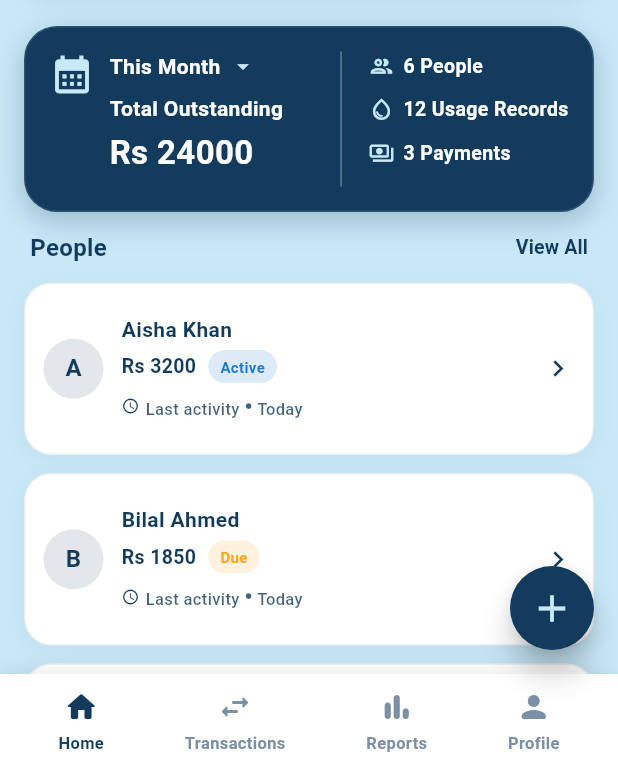
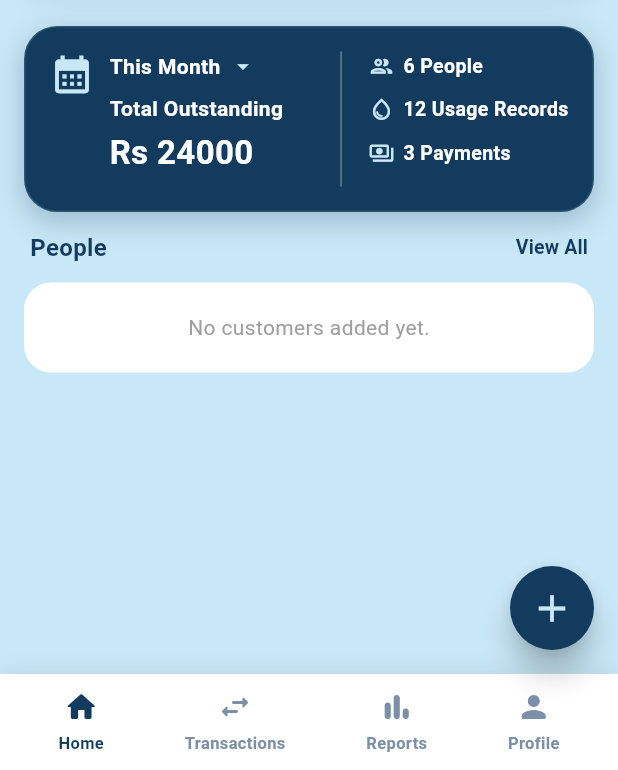
Before and after one commit to digitalirastudio/tube-well, a Flutter app: the screen it shows once a user with an empty profile is signed in, on a phone screen of 412 x 824 dp, the part 466-1236 px from its top. Run offline on Flutter 3.47's test engine with Material 3 defaults, Android fonts, the light colour scheme and no system bars; our stand-ins replace firebase_auth, firebase_core, firebase_database; accounts and stored records are empty.

Commit message:
Link payments to customers

```diff
--- a/lib/Screens/home_screen.dart
+++ b/lib/Screens/home_screen.dart
@@ -6,6 +6,8 @@ import 'package:tube_well/Screens/transaction_screen.dart';
 import 'package:tube_well/core/profile_avatar.dart';
 import 'package:tube_well/Screens/add_customer_screen.dart';
 import 'package:tube_well/Screens/customer_details.dart';
+import 'package:tube_well/Services/database_service.dart';
+import 'package:firebase_database/firebase_database.dart';
 
 class HomeScreen extends StatefulWidget {
   const HomeScreen({super.key});
@@ -15,11 +17,13 @@ class HomeScreen extends StatefulWidget {
 }
 
 class _PeopleTile extends StatelessWidget {
+  final String customerId;
   final String name;
   final String amount;
   final String badge;
 
   const _PeopleTile({
+    required this.customerId,
     required this.name,
     required this.amount,
     required this.badge,
@@ -40,7 +44,20 @@ class _PeopleTile extends StatelessWidget {
   Widget build(BuildContext context) {
     final badgeColor = _badgeColor();
 
-    return Padding(
+    return InkWell(
+      borderRadius: BorderRadius.circular(14),
+      onTap: () {
+        Navigator.push(
+          context,
+          MaterialPageRoute(
+            builder: (context) => CustomerDetailsScreen(
+              customerId: customerId,
+              customerName: name,
+            ),
+          ),
+        );
+      },
+      child: Padding(
         padding: const EdgeInsets.symmetric(vertical: 8),
         child: Row(
           children: [
@@ -70,7 +87,6 @@ class _PeopleTile extends StatelessWidget {
                   ),
                   const SizedBox(height: 4),
                   Row(
-                  crossAxisAlignment: CrossAxisAlignment.center,
                     children: [
                       Text(
                         amount,
@@ -110,34 +126,12 @@ class _PeopleTile extends StatelessWidget {
                         color: Color(0xFF123B5D),
                       ),
                       const SizedBox(width: 4),
-                    Text.rich(
-                      TextSpan(
-                        children: [
-                          TextSpan(
-                            text: 'Last activity ',
+                      Text(
+                        'Last activity • Today',
                         style: TextStyle(
                           fontSize: 11,
-                              color: Color(0xFF123B5D).withValues(alpha: 0.8),
+                          color: const Color(0xFF123B5D).withValues(alpha: 0.8),
                           fontWeight: FontWeight.w500,
-                            ),
-                          ),
-                          TextSpan(
-                            text: '•',
-                            style: TextStyle(
-                              fontSize: 16,
-                              color: Color(0xFF123B5D).withValues(alpha: 0.8),
-                              fontWeight: FontWeight.bold,
-                            ),
-                          ),
-                          TextSpan(
-                            text: ' Today',
-                            style: TextStyle(
-                              fontSize: 11,
-                              color: Color(0xFF123B5D).withValues(alpha: 0.8),
-                              fontWeight: FontWeight.w500,
-                            ),
-                          ),
-                        ],
                         ),
                       ),
                     ],
@@ -148,6 +142,7 @@ class _PeopleTile extends StatelessWidget {
             const SizedBox(width: 10),
             const Icon(Icons.chevron_right, size: 22, color: Color(0xFF123B5D)),
           ],
+        ),
       ),
     );
   }
@@ -767,13 +762,7 @@ class _HomeScreenState extends State<HomeScreen> {
                       ),
                       TextButton(
                         onPressed: () {
-                          Navigator.push(
-                            context,
-                            MaterialPageRoute(
-                              builder: (context) =>
-                                  const CustomerDetailsScreen(),
-                            ),
-                          );
+                          // Customer list is now shown below.
                         },
                         style: TextButton.styleFrom(
                           padding: EdgeInsets.zero,
@@ -793,18 +782,77 @@ class _HomeScreenState extends State<HomeScreen> {
                   ),
                 ),
                 const SizedBox(height: 12),
-                Container(
+                StreamBuilder<DatabaseEvent>(
+                  stream: DatabaseService().userDatabase
+                      .child('customers')
+                      .onValue,
+                  builder: (context, snapshot) {
+                    if (snapshot.connectionState == ConnectionState.waiting) {
+                      return const Padding(
+                        padding: EdgeInsets.all(20),
+                        child: Center(child: CircularProgressIndicator()),
+                      );
+                    }
+
+                    if (snapshot.hasError) {
+                      return const Padding(
+                        padding: EdgeInsets.all(20),
+                        child: Center(
+                          child: Text(
+                            'Unable to load customers.',
+                            style: TextStyle(color: Colors.grey, fontSize: 14),
+                          ),
+                        ),
+                      );
+                    }
+
+                    final data = snapshot.data?.snapshot.value;
+
+                    if (data == null) {
+                      return Container(
+                        width: double.infinity,
+                        padding: const EdgeInsets.all(20),
+                        decoration: BoxDecoration(
+                          color: Colors.white,
+                          borderRadius: BorderRadius.circular(18),
+                        ),
+                        child: const Center(
+                          child: Text(
+                            'No customers added yet.',
+                            style: TextStyle(color: Colors.grey, fontSize: 14),
+                          ),
+                        ),
+                      );
+                    }
+
+                    final customers = Map<String, dynamic>.from(data as Map);
+
+                    return Column(
+                      children: customers.entries.map((entry) {
+                        final customerId = entry.key;
+                        final customer = Map<String, dynamic>.from(
+                          entry.value as Map,
+                        );
+
+                        final name =
+                            customer['name']?.toString() ?? 'Unknown Customer';
+
+                        return Padding(
+                          padding: const EdgeInsets.only(bottom: 12),
+                          child: Container(
                             width: double.infinity,
                             padding: const EdgeInsets.all(12),
                             decoration: BoxDecoration(
                               color: Colors.white,
                               borderRadius: BorderRadius.circular(18),
                               border: Border.all(
-                      color: const Color(0xFF123B5D).withValues(alpha: 0.08),
+                                color: const Color(0xFF123B5D)
+                                    .withValues(alpha: 0.08),
                               ),
                               boxShadow: [
                                 BoxShadow(
-                        color: const Color(0xFF123B5D).withValues(alpha: 0.06),
+                                  color: const Color(0xFF123B5D)
+                                      .withValues(alpha: 0.06),
                                   blurRadius: 12,
                                   spreadRadius: 0,
                                   offset: const Offset(0, 4),
@@ -812,60 +860,16 @@ class _HomeScreenState extends State<HomeScreen> {
                               ],
                             ),
                             child: _PeopleTile(
-                    name: 'Aisha Khan',
-                    amount: 'Rs 3200',
+                              customerId: customerId,
+                              name: name,
+                              amount: 'Rs 0',
                               badge: 'Active',
                             ),
                           ),
-                const SizedBox(height: 12),
-                Container(
-                  width: double.infinity,
-                  padding: const EdgeInsets.all(12),
-                  decoration: BoxDecoration(
-                    color: Colors.white,
-                    borderRadius: BorderRadius.circular(18),
-                    border: Border.all(
-                      color: const Color(0xFF123B5D).withValues(alpha: 0.08),
-                    ),
-                    boxShadow: [
-                      BoxShadow(
-                        color: const Color(0xFF123B5D).withValues(alpha: 0.06),
-                        blurRadius: 12,
-                        spreadRadius: 0,
-                        offset: const Offset(0, 4),
-                      ),
-                    ],
-                  ),
-                  child: _PeopleTile(
-                    name: 'Bilal Ahmed',
-                    amount: 'Rs 1850',
-                    badge: 'Due',
-                  ),
-                ),
-                const SizedBox(height: 12),
-                Container(
-                  width: double.infinity,
-                  padding: const EdgeInsets.all(12),
-                  decoration: BoxDecoration(
-                    color: Colors.white,
-                    borderRadius: BorderRadius.circular(18),
-                    border: Border.all(
-                      color: const Color(0xFF123B5D).withValues(alpha: 0.08),
-                    ),
-                    boxShadow: [
-                      BoxShadow(
-                        color: const Color(0xFF123B5D).withValues(alpha: 0.06),
-                        blurRadius: 12,
-                        spreadRadius: 0,
-                        offset: const Offset(0, 4),
-                      ),
-                    ],
-                  ),
-                  child: _PeopleTile(
-                    name: 'Sara Malik',
-                    amount: 'Rs 4200',
-                    badge: 'Paid',
-                  ),
+                        );
+                      }).toList(),
+                    );
+                  },
                 ),
               ],
             ),
```
Also changed, not shown: lib/Screens/add_payment.dart (+334 -0 lines), lib/Screens/add_run.dart (+9 -2 lines), lib/Screens/customer_details.dart (+42 -3 lines), lib/Services/database_service.dart (+38 -3 lines). Lines whose indentation alone changed are shown as unchanged.
